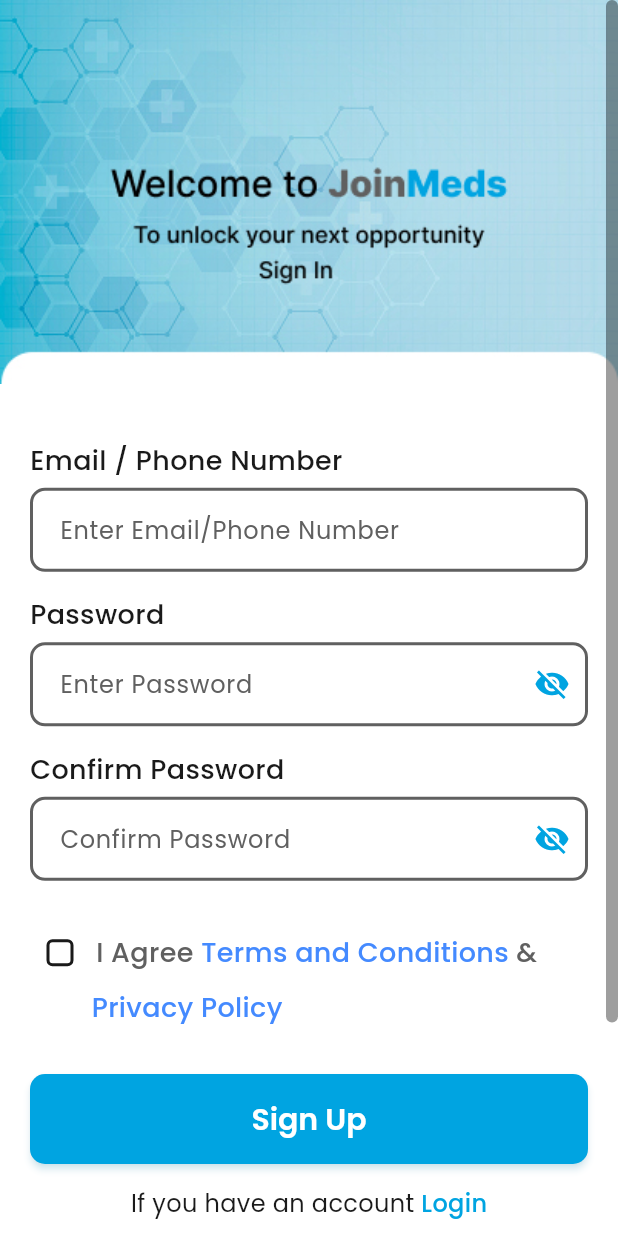
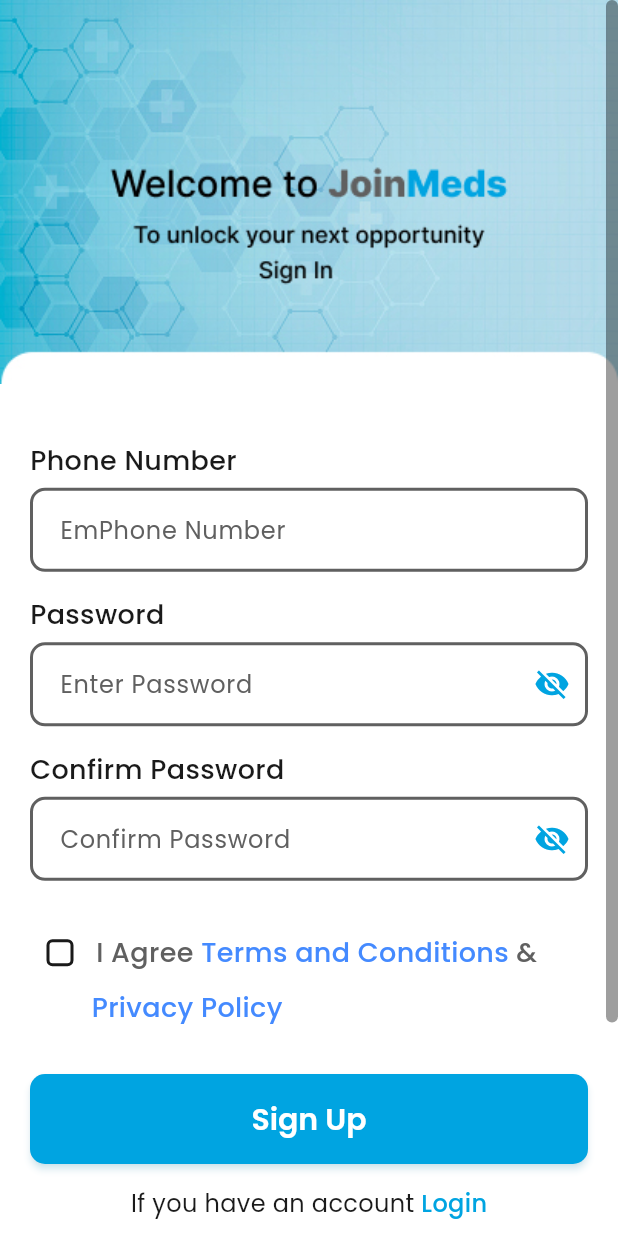
Before and after one commit to MayaDevops/join-meds-mobile, a Flutter app: the SignUp screen opened directly, on a phone screen of 412 x 824 dp. Run offline on Flutter 3.47's test engine with Material 3 defaults, Android fonts, the phone set to English and light mode, and no system bars; our stand-ins replace device_info_plus, dio, equatable, file_picker, firebase_core, firebase_database and 8 more; accounts and stored records are empty; project files that could hold a hidden picture were left out.

Commit message:
bug fixing

```diff
--- a/lib/api/login_service.dart
+++ b/lib/api/login_service.dart
@@ -117,9 +117,9 @@
                       children: [
                         const SizedBox(height: 30),
                         _buildTextField(
-                          label: 'Email / Phone Number',
+                          label: 'Phone Number',
                           controller: _emailPhoneController,
-                          hintText: 'Enter Email/Phone Number',
+                          hintText: 'Phone Number',
                           keyboardType: TextInputType.emailAddress,
                           validator: _validateEmailOrPhone,
                         ),
--- a/lib/screens/login_page/login_page.dart
+++ b/lib/screens/login_page/login_page.dart
@@ -232,9 +232,9 @@
                       children: [
                         const SizedBox(height: 30),
                         _buildTextField(
-                          label: 'Email / Phone Number',
+                          label: 'Phone Number',
                           controller: _emailPhoneController,
-                          hintText: 'Enter Email/Phone Number',
+                          hintText: 'Phone Number',
                           keyboardType: TextInputType.emailAddress,
                           validator: _validateEmailOrPhone,
                         ),
--- a/lib/screens/organisation/organisation_login.dart
+++ b/lib/screens/organisation/organisation_login.dart
@@ -93,9 +93,9 @@
                       children: [
                         const SizedBox(height: 30),
                         _buildTextField(
-                          label: 'Email / Phone Number',
+                          label: 'Phone Number',
                           controller: _emailPhoneController,
-                          hintText: 'Enter Email/Phone Number',
+                          hintText: 'Phone Number',
                           keyboardType: TextInputType.emailAddress,
                           validator: _validateEmailOrPhone,
                         ),
--- a/lib/screens/signupPages/sign_up.dart
+++ b/lib/screens/signupPages/sign_up.dart
@@ -187,9 +187,9 @@
                         children: [
                           const SizedBox(height: 30),
                           _buildTextField(
-                            label: 'Email / Phone Number',
+                            label: 'Phone Number',
                             controller: _emailPhoneController,
-                            hintText: 'Enter Email/Phone Number',
+                            hintText: 'EmPhone Number',
                             keyboardType: TextInputType.emailAddress,
                             validator: _validateEmailOrPhone,
                           ),
--- a/lib/src/features/auth/presentation/widgets/email_phone_text_field.dart
+++ b/lib/src/features/auth/presentation/widgets/email_phone_text_field.dart
@@ -23,7 +23,7 @@
       controller: controller,
       hintText: isPhoneNumber
           ? 'Enter 10 digit phone number'
-          : 'Enter Email or Phone Number',
+          : 'Phone Number',
       keyboardType:
           isPhoneNumber ? TextInputType.phone : TextInputType.emailAddress,
       onChanged: onChanged,
--- a/lib/src/features/home/presentation/widgets/complete_profile_fab.dart
+++ b/lib/src/features/home/presentation/widgets/complete_profile_fab.dart
@@ -2,7 +2,6 @@
 import 'package:provider/provider.dart';
 import 'package:go_router/go_router.dart';
 import '../../../../shared/providers/user_provider.dart';
-import '../../../../core/router/route_names.dart';
 
 /// Floating action button for completing user profile
 class CompleteProfileFAB extends StatelessWidget {
```
